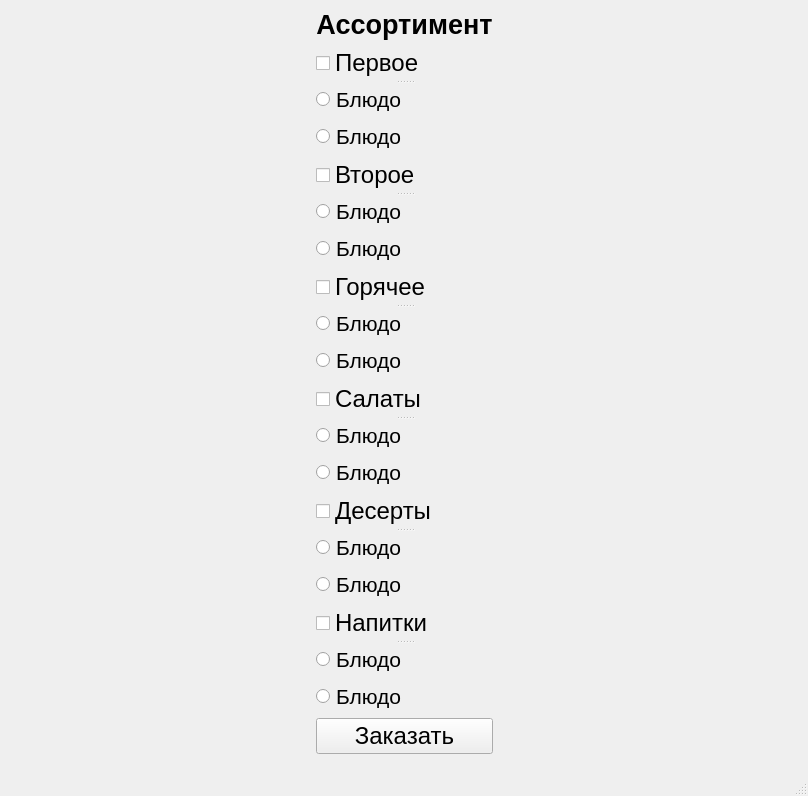
Before: the Qt Designer form lunche.ui in YTIputi/test, drawn with Qt 5.
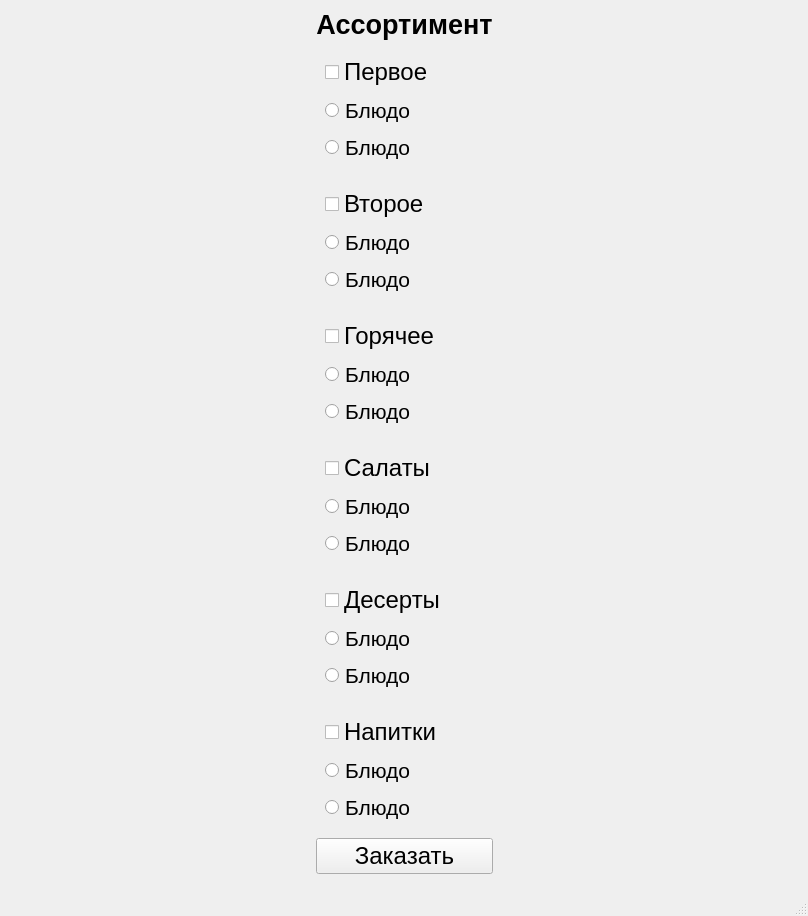
After: the same form once the commit is applied.

Commit message: lunch 2.v

```diff
--- a/lunche.ui
+++ b/lunche.ui
@@ -7,7 +7,7 @@
     <x>0</x>
     <y>0</y>
     <width>808</width>
-    <height>701</height>
+    <height>705</height>
    </rect>
   </property>
   <property name="font">
@@ -37,33 +37,7 @@
      </spacer>
     </item>
     <item>
-     <layout class="QVBoxLayout" name="verticalLayout_7">
-      <item>
-       <spacer name="verticalSpacer_3">
-        <property name="orientation">
-         <enum>Qt::Vertical</enum>
-        </property>
-        <property name="sizeHint" stdset="0">
-         <size>
-          <width>20</width>
-          <height>40</height>
-         </size>
-        </property>
-       </spacer>
-      </item>
-      <item>
-       <spacer name="verticalSpacer">
-        <property name="orientation">
-         <enum>Qt::Vertical</enum>
-        </property>
-        <property name="sizeHint" stdset="0">
-         <size>
-          <width>20</width>
-          <height>40</height>
-         </size>
-        </property>
-       </spacer>
-      </item>
+     <layout class="QVBoxLayout" name="verticalLayout_19">
       <item>
        <widget class="QLabel" name="label">
         <property name="font">
@@ -82,10 +56,11 @@
        </widget>
       </item>
       <item>
-       <widget class="QSplitter" name="splitter_2">
-        <property name="orientation">
-         <enum>Qt::Vertical</enum>
-        </property>
+       <layout class="QVBoxLayout" name="verticalLayout_2">
+        <item>
+         <widget class="QWidget" name="widget" native="true">
+          <layout class="QVBoxLayout" name="verticalLayout_8">
+           <item>
         <widget class="QCheckBox" name="checkBox">
          <property name="font">
           <font>
@@ -114,8 +89,9 @@
           <bool>false</bool>
          </property>
         </widget>
-        <widget class="QWidget" name="layoutWidget">
-         <layout class="QVBoxLayout" name="verticalLayout_2">
+           </item>
+           <item>
+            <layout class="QVBoxLayout" name="verticalLayout_7">
           <item>
            <widget class="QRadioButton" name="radioButton">
             <property name="font">
@@ -141,14 +117,18 @@
            </widget>
           </item>
          </layout>
-        </widget>
-       </widget>
-      </item>
+           </item>
+          </layout>
+         </widget>
+        </item>
+       </layout>
+      </item>
       <item>
-       <widget class="QSplitter" name="splitter_3">
-        <property name="orientation">
-         <enum>Qt::Vertical</enum>
-        </property>
+       <layout class="QVBoxLayout" name="verticalLayout_10">
+        <item>
+         <widget class="QWidget" name="widget_2" native="true">
+          <layout class="QVBoxLayout" name="verticalLayout_9">
+           <item>
         <widget class="QCheckBox" name="checkBox_2">
          <property name="font">
           <font>
@@ -159,20 +139,9 @@
           <string>Второе</string>
          </property>
         </widget>
-        <widget class="QWidget" name="layoutWidget">
+           </item>
+           <item>
          <layout class="QVBoxLayout" name="verticalLayout_3">
-          <item>
-           <widget class="QRadioButton" name="radioButton_4">
-            <property name="font">
-             <font>
-              <pointsize>16</pointsize>
-             </font>
-            </property>
-            <property name="text">
-             <string>Блюдо</string>
-            </property>
-           </widget>
-          </item>
           <item>
            <widget class="QRadioButton" name="radioButton_3">
             <property name="font">
@@ -185,15 +154,31 @@
             </property>
            </widget>
           </item>
-         </layout>
-        </widget>
-       </widget>
-      </item>
+             <item>
+              <widget class="QRadioButton" name="radioButton_4">
+               <property name="font">
+                <font>
+                 <pointsize>16</pointsize>
+                </font>
+               </property>
+               <property name="text">
+                <string>Блюдо</string>
+               </property>
+              </widget>
+             </item>
+            </layout>
+           </item>
+          </layout>
+         </widget>
+        </item>
+       </layout>
+      </item>
       <item>
-       <widget class="QSplitter" name="splitter_4">
-        <property name="orientation">
-         <enum>Qt::Vertical</enum>
-        </property>
+       <layout class="QVBoxLayout" name="verticalLayout_12">
+        <item>
+         <widget class="QWidget" name="widget_3" native="true">
+          <layout class="QVBoxLayout" name="verticalLayout_11">
+           <item>
         <widget class="QCheckBox" name="checkBox_3">
          <property name="font">
           <font>
@@ -204,7 +189,8 @@
           <string>Горячее</string>
          </property>
         </widget>
-        <widget class="QWidget" name="layoutWidget">
+           </item>
+           <item>
          <layout class="QVBoxLayout" name="verticalLayout_4">
           <item>
            <widget class="QRadioButton" name="radioButton_5">
@@ -231,22 +217,18 @@
            </widget>
           </item>
          </layout>
-        </widget>
-       </widget>
-      </item>
+           </item>
+          </layout>
+         </widget>
+        </item>
+       </layout>
+      </item>
       <item>
-       <widget class="QSplitter" name="splitter_5">
-        <property name="orientation">
-         <enum>Qt::Vertical</enum>
-        </property>
-        <widget class="QSplitter" name="splitter_7">
-         <property name="orientation">
-          <enum>Qt::Vertical</enum>
-         </property>
-         <widget class="QSplitter" name="splitter_9">
-          <property name="orientation">
-           <enum>Qt::Vertical</enum>
-          </property>
+       <layout class="QVBoxLayout" name="verticalLayout_14">
+        <item>
+         <widget class="QWidget" name="widget_4" native="true">
+          <layout class="QVBoxLayout" name="verticalLayout_13">
+           <item>
           <widget class="QCheckBox" name="checkBox_4">
            <property name="font">
             <font>
@@ -257,20 +239,9 @@
             <string>Салаты</string>
            </property>
           </widget>
-          <widget class="QWidget" name="layoutWidget">
+           </item>
+           <item>
            <layout class="QVBoxLayout" name="verticalLayout_5">
-            <item>
-             <widget class="QRadioButton" name="radioButton_8">
-              <property name="font">
-               <font>
-                <pointsize>16</pointsize>
-               </font>
-              </property>
-              <property name="text">
-               <string>Блюдо</string>
-              </property>
-             </widget>
-            </item>
             <item>
              <widget class="QRadioButton" name="radioButton_7">
               <property name="font">
@@ -283,17 +254,31 @@
               </property>
              </widget>
             </item>
-           </layout>
-          </widget>
-         </widget>
-        </widget>
-       </widget>
-      </item>
+             <item>
+              <widget class="QRadioButton" name="radioButton_8">
+               <property name="font">
+                <font>
+                 <pointsize>16</pointsize>
+                </font>
+               </property>
+               <property name="text">
+                <string>Блюдо</string>
+               </property>
+              </widget>
+             </item>
+            </layout>
+           </item>
+          </layout>
+         </widget>
+        </item>
+       </layout>
+      </item>
       <item>
-       <widget class="QSplitter" name="splitter_6">
-        <property name="orientation">
-         <enum>Qt::Vertical</enum>
-        </property>
+       <layout class="QVBoxLayout" name="verticalLayout_16">
+        <item>
+         <widget class="QWidget" name="widget_5" native="true">
+          <layout class="QVBoxLayout" name="verticalLayout_15">
+           <item>
         <widget class="QCheckBox" name="checkBox_5">
          <property name="font">
           <font>
@@ -304,7 +289,8 @@
           <string>Десерты</string>
          </property>
         </widget>
-        <widget class="QWidget" name="layoutWidget">
+           </item>
+           <item>
          <layout class="QVBoxLayout" name="verticalLayout_6">
           <item>
            <widget class="QRadioButton" name="radioButton_9">
@@ -331,18 +317,18 @@
            </widget>
           </item>
          </layout>
-        </widget>
-       </widget>
-      </item>
+           </item>
+          </layout>
+         </widget>
+        </item>
+       </layout>
+      </item>
       <item>
-       <widget class="QSplitter" name="splitter">
-        <property name="orientation">
-         <enum>Qt::Vertical</enum>
-        </property>
-        <widget class="QSplitter" name="splitter_8">
-         <property name="orientation">
-          <enum>Qt::Vertical</enum>
-         </property>
+       <layout class="QVBoxLayout" name="verticalLayout_18">
+        <item>
+         <widget class="QWidget" name="widget_6" native="true">
+          <layout class="QVBoxLayout" name="verticalLayout_17">
+           <item>
          <widget class="QCheckBox" name="checkBox_6">
           <property name="font">
            <font>
@@ -354,7 +340,8 @@
            <string>Напитки</string>
           </property>
          </widget>
-         <widget class="QWidget" name="layoutWidget">
+           </item>
+           <item>
           <layout class="QVBoxLayout" name="verticalLayout">
            <item>
             <widget class="QRadioButton" name="radioButton_11">
@@ -383,9 +370,11 @@
             </widget>
            </item>
           </layout>
+           </item>
+          </layout>
          </widget>
-        </widget>
-       </widget>
+        </item>
+       </layout>
       </item>
       <item>
        <widget class="QPushButton" name="pushButton">
@@ -400,32 +389,6 @@
         </property>
        </widget>
       </item>
-      <item>
-       <spacer name="verticalSpacer_4">
-        <property name="orientation">
-         <enum>Qt::Vertical</enum>
-        </property>
-        <property name="sizeHint" stdset="0">
-         <size>
-          <width>20</width>
-          <height>40</height>
-         </size>
-        </property>
-       </spacer>
-      </item>
-      <item>
-       <spacer name="verticalSpacer_2">
-        <property name="orientation">
-         <enum>Qt::Vertical</enum>
-        </property>
-        <property name="sizeHint" stdset="0">
-         <size>
-          <width>20</width>
-          <height>40</height>
-         </size>
-        </property>
-       </spacer>
-      </item>
      </layout>
     </item>
     <item>
```
Lines whose indentation alone changed are shown as unchanged. The commit also changes 2 other files.
